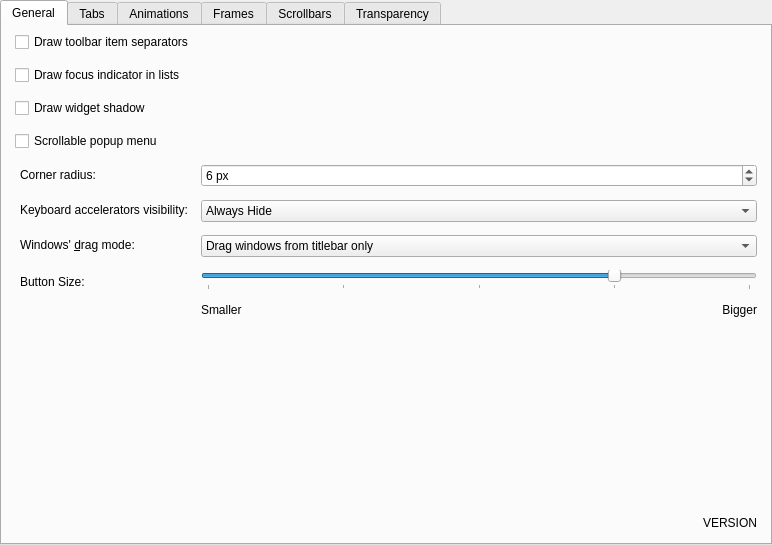
Qt form kstyle/config/ui/darklystyleconfig.ui (DeltaCopy/Darkly) before a commit.
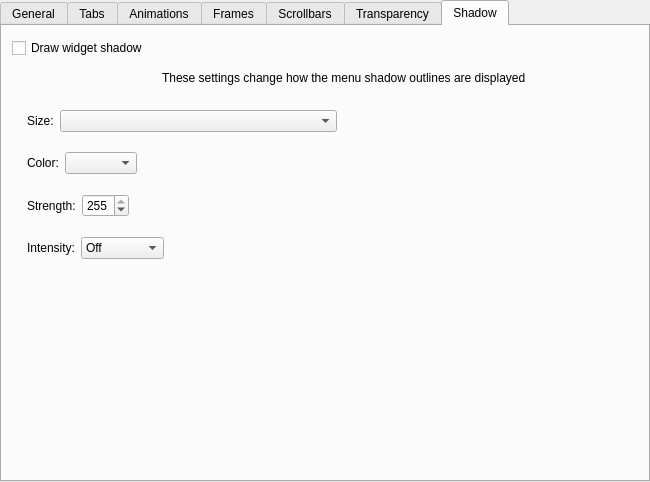
The same form after that commit. The open tabs and pages were chosen to show the change. Custom widgets are drawn as their Qt base class.

```diff
--- a/kstyle/config/ui/darklystyleconfig.ui
+++ b/kstyle/config/ui/darklystyleconfig.ui
@@ -6,8 +6,8 @@
    <rect>
     <x>0</x>
     <y>0</y>
-    <width>772</width>
-    <height>545</height>
+    <width>650</width>
+    <height>482</height>
    </rect>
   </property>
   <property name="sizePolicy">
@@ -16,6 +16,12 @@
     <verstretch>0</verstretch>
    </sizepolicy>
   </property>
+  <property name="minimumSize">
+   <size>
+    <width>650</width>
+    <height>0</height>
+   </size>
+  </property>
   <layout class="QVBoxLayout" name="verticalLayout_2">
    <property name="leftMargin">
     <number>0</number>
@@ -69,61 +75,170 @@
        <property name="spacing">
         <number>13</number>
        </property>
-       <item row="0" column="1">
-        <layout class="QVBoxLayout" name="verticalLayout_5">
+       <item row="3" column="0" colspan="3">
+        <layout class="QGridLayout" name="gridLayout_4">
          <property name="sizeConstraint">
-          <enum>QLayout::SizeConstraint::SetMaximumSize</enum>
+          <enum>QLayout::SizeConstraint::SetDefaultConstraint</enum>
          </property>
+         <item row="1" column="0">
+          <widget class="QLabel" name="label_2">
+           <property name="sizePolicy">
+            <sizepolicy hsizetype="Fixed" vsizetype="Preferred">
+             <horstretch>0</horstretch>
+             <verstretch>0</verstretch>
+            </sizepolicy>
+           </property>
+           <property name="text">
+            <string>Button Size:</string>
+           </property>
+           <property name="alignment">
+            <set>Qt::AlignmentFlag::AlignLeading|Qt::AlignmentFlag::AlignLeft|Qt::AlignmentFlag::AlignVCenter</set>
+           </property>
+          </widget>
+         </item>
+         <item row="2" column="1">
+          <layout class="QHBoxLayout" name="horizontalLayout_16">
+           <property name="sizeConstraint">
+            <enum>QLayout::SizeConstraint::SetDefaultConstraint</enum>
+           </property>
          <item>
-          <widget class="QCheckBox" name="_toolBarDrawItemSeparator">
+            <widget class="QLabel" name="label_4">
+             <property name="sizePolicy">
+              <sizepolicy hsizetype="Fixed" vsizetype="Fixed">
+               <horstretch>0</horstretch>
+               <verstretch>0</verstretch>
+              </sizepolicy>
+             </property>
            <property name="text">
-            <string>Draw toolbar item separators</string>
+              <string>Smaller</string>
            </property>
           </widget>
          </item>
          <item>
+            <spacer name="horizontalSpacer">
+             <property name="orientation">
+              <enum>Qt::Orientation::Horizontal</enum>
+             </property>
+             <property name="sizeHint" stdset="0">
+              <size>
+               <width>40</width>
+               <height>20</height>
+              </size>
+             </property>
+            </spacer>
+           </item>
+           <item>
+            <widget class="QLabel" name="label_3">
+             <property name="sizePolicy">
+              <sizepolicy hsizetype="Fixed" vsizetype="Fixed">
+               <horstretch>0</horstretch>
+               <verstretch>0</verstretch>
+              </sizepolicy>
+             </property>
+             <property name="text">
+              <string>Bigger</string>
+             </property>
+            </widget>
+           </item>
+          </layout>
+         </item>
+         <item row="1" column="1">
+          <widget class="QSlider" name="_buttonSize">
+           <property name="sizePolicy">
+            <sizepolicy hsizetype="Expanding" vsizetype="Fixed">
+             <horstretch>0</horstretch>
+             <verstretch>0</verstretch>
+            </sizepolicy>
+           </property>
+           <property name="minimum">
+            <number>-2</number>
+           </property>
+           <property name="maximum">
+            <number>6</number>
+           </property>
+           <property name="singleStep">
+            <number>1</number>
+           </property>
+           <property name="sliderPosition">
+            <number>4</number>
+           </property>
+           <property name="orientation">
+            <enum>Qt::Orientation::Horizontal</enum>
+           </property>
+           <property name="tickPosition">
+            <enum>QSlider::TickPosition::TicksBelow</enum>
+           </property>
+           <property name="tickInterval">
+            <number>2</number>
+           </property>
+          </widget>
+         </item>
+        </layout>
+       </item>
+       <item row="2" column="0" colspan="3">
           <widget class="QCheckBox" name="_viewDrawFocusIndicator">
            <property name="text">
             <string>Draw focus indicator in lists</string>
            </property>
           </widget>
          </item>
-         <item>
-          <widget class="QCheckBox" name="_widgetDrawShadow">
+       <item row="1" column="0" colspan="3">
+        <widget class="QCheckBox" name="_toolBarDrawItemSeparator">
            <property name="text">
-            <string>Draw widget shadow</string>
+          <string>Draw toolbar item separators</string>
            </property>
           </widget>
          </item>
-         <item>
+       <item row="54" column="2">
+        <widget class="QLabel" name="_versionNumber">
+         <property name="font">
+          <font>
+           <bold>true</bold>
+          </font>
+         </property>
+         <property name="layoutDirection">
+          <enum>Qt::LayoutDirection::RightToLeft</enum>
+         </property>
+         <property name="text">
+          <string>VERSION</string>
+         </property>
+         <property name="alignment">
+          <set>Qt::AlignmentFlag::AlignBottom|Qt::AlignmentFlag::AlignRight|Qt::AlignmentFlag::AlignTrailing</set>
+         </property>
+        </widget>
+       </item>
+       <item row="0" column="0" colspan="3">
           <widget class="QCheckBox" name="_scrollableMenu">
            <property name="text">
             <string>Scrollable popup menu</string>
            </property>
           </widget>
          </item>
+       <item row="51" column="0">
+        <layout class="QHBoxLayout" name="horizontalLayout_17">
          <item>
-          <layout class="QFormLayout" name="formLayout_4">
-           <property name="labelAlignment">
-            <set>Qt::AlignmentFlag::AlignLeading|Qt::AlignmentFlag::AlignLeft|Qt::AlignmentFlag::AlignVCenter</set>
+          <widget class="QLabel" name="label_12">
+           <property name="sizePolicy">
+            <sizepolicy hsizetype="Preferred" vsizetype="Preferred">
+             <horstretch>0</horstretch>
+             <verstretch>0</verstretch>
+            </sizepolicy>
            </property>
-           <item row="0" column="0">
-            <widget class="QLabel" name="_cornerRadiusLabel">
              <property name="text">
-              <string>Corner radius:</string>
+            <string>Corner Radius:</string>
              </property>
              <property name="alignment">
-              <set>Qt::AlignmentFlag::AlignBottom|Qt::AlignmentFlag::AlignLeading|Qt::AlignmentFlag::AlignLeft</set>
+            <set>Qt::AlignmentFlag::AlignLeading|Qt::AlignmentFlag::AlignLeft|Qt::AlignmentFlag::AlignVCenter</set>
              </property>
              <property name="indent">
               <number>5</number>
              </property>
             </widget>
            </item>
-           <item row="0" column="1">
+         <item>
             <widget class="QSpinBox" name="_cornerRadius">
              <property name="sizePolicy">
-              <sizepolicy hsizetype="MinimumExpanding" vsizetype="Fixed">
+            <sizepolicy hsizetype="Fixed" vsizetype="Fixed">
                <horstretch>0</horstretch>
                <verstretch>0</verstretch>
               </sizepolicy>
@@ -142,27 +257,47 @@
              </property>
             </widget>
            </item>
-           <item row="1" column="0">
+         <item>
+          <spacer name="horizontalSpacer_9">
+           <property name="orientation">
+            <enum>Qt::Orientation::Horizontal</enum>
+           </property>
+           <property name="sizeHint" stdset="0">
+            <size>
+             <width>40</width>
+             <height>20</height>
+            </size>
+           </property>
+          </spacer>
+         </item>
+        </layout>
+       </item>
+       <item row="52" column="0">
+        <layout class="QHBoxLayout" name="horizontalLayout_18">
+         <item>
             <widget class="QLabel" name="_mnemonicsLabel">
              <property name="text">
               <string>Keyboard accelerators visibility:</string>
              </property>
              <property name="alignment">
-              <set>Qt::AlignmentFlag::AlignBottom|Qt::AlignmentFlag::AlignLeading|Qt::AlignmentFlag::AlignLeft</set>
+            <set>Qt::AlignmentFlag::AlignLeading|Qt::AlignmentFlag::AlignLeft|Qt::AlignmentFlag::AlignVCenter</set>
              </property>
              <property name="indent">
               <number>5</number>
              </property>
             </widget>
            </item>
-           <item row="1" column="1">
+         <item>
             <widget class="QComboBox" name="_mnemonicsMode">
              <property name="sizePolicy">
-              <sizepolicy hsizetype="MinimumExpanding" vsizetype="Fixed">
+            <sizepolicy hsizetype="Fixed" vsizetype="Fixed">
                <horstretch>0</horstretch>
                <verstretch>0</verstretch>
               </sizepolicy>
              </property>
+           <property name="layoutDirection">
+            <enum>Qt::LayoutDirection::LeftToRight</enum>
+           </property>
              <item>
               <property name="text">
                <string>Always Hide</string>
@@ -180,7 +315,24 @@
              </item>
             </widget>
            </item>
-           <item row="2" column="0">
+         <item>
+          <spacer name="horizontalSpacer_12">
+           <property name="orientation">
+            <enum>Qt::Orientation::Horizontal</enum>
+           </property>
+           <property name="sizeHint" stdset="0">
+            <size>
+             <width>40</width>
+             <height>20</height>
+            </size>
+           </property>
+          </spacer>
+         </item>
+        </layout>
+       </item>
+       <item row="53" column="0">
+        <layout class="QHBoxLayout" name="horizontalLayout_19">
+         <item>
             <widget class="QLabel" name="_windowDragLabel">
              <property name="sizePolicy">
               <sizepolicy hsizetype="Preferred" vsizetype="Preferred">
@@ -192,7 +344,7 @@
               <string>Windows' &amp;drag mode:</string>
              </property>
              <property name="alignment">
-              <set>Qt::AlignmentFlag::AlignBottom|Qt::AlignmentFlag::AlignLeading|Qt::AlignmentFlag::AlignLeft</set>
+            <set>Qt::AlignmentFlag::AlignLeading|Qt::AlignmentFlag::AlignLeft|Qt::AlignmentFlag::AlignVCenter</set>
              </property>
              <property name="indent">
               <number>5</number>
@@ -202,108 +354,46 @@
              </property>
             </widget>
            </item>
-           <item row="2" column="1">
+         <item>
             <widget class="QComboBox" name="_windowDragMode">
              <property name="sizePolicy">
-              <sizepolicy hsizetype="MinimumExpanding" vsizetype="Fixed">
+            <sizepolicy hsizetype="Fixed" vsizetype="Fixed">
                <horstretch>0</horstretch>
                <verstretch>0</verstretch>
               </sizepolicy>
              </property>
+           <property name="sizeAdjustPolicy">
+            <enum>QComboBox::SizeAdjustPolicy::AdjustToContentsOnFirstShow</enum>
+           </property>
              <item>
               <property name="text">
-               <string>Drag windows from titlebar only</string>
+             <string>Titlebar only</string>
               </property>
              </item>
              <item>
               <property name="text">
-               <string>Drag windows from titlebar, menubar and toolbars</string>
+             <string>Titlebar, menubar and toolbars</string>
               </property>
              </item>
              <item>
               <property name="text">
-               <string>Drag windows from all empty areas</string>
+             <string>All empty areas</string>
               </property>
              </item>
             </widget>
            </item>
-           <item row="3" column="0">
-            <widget class="QLabel" name="label_2">
-             <property name="layoutDirection">
-              <enum>Qt::LayoutDirection::LeftToRight</enum>
-             </property>
-             <property name="text">
-              <string>Button Size:</string>
-             </property>
-             <property name="indent">
-              <number>5</number>
-             </property>
-            </widget>
-           </item>
-           <item row="3" column="1">
-            <layout class="QFormLayout" name="formLayout_2">
-             <item row="0" column="0" colspan="2">
-              <widget class="QSlider" name="_buttonSize">
-               <property name="minimum">
-                <number>-2</number>
-               </property>
-               <property name="maximum">
-                <number>6</number>
-               </property>
-               <property name="singleStep">
-                <number>1</number>
-               </property>
-               <property name="sliderPosition">
-                <number>4</number>
-               </property>
+         <item>
+          <spacer name="horizontalSpacer_7">
                <property name="orientation">
                 <enum>Qt::Orientation::Horizontal</enum>
                </property>
-               <property name="tickPosition">
-                <enum>QSlider::TickPosition::TicksBelow</enum>
-               </property>
-               <property name="tickInterval">
-                <number>2</number>
-               </property>
-              </widget>
-             </item>
-             <item row="1" column="0" colspan="2">
-              <layout class="QHBoxLayout" name="horizontalLayout_4">
-               <item>
-                <widget class="QLabel" name="label_3">
-                 <property name="text">
-                  <string>Smaller</string>
-                 </property>
-                </widget>
-               </item>
-               <item>
-                <widget class="QLabel" name="label_4">
-                 <property name="text">
-                  <string>Bigger</string>
-                 </property>
-                 <property name="alignment">
-                  <set>Qt::AlignmentFlag::AlignRight|Qt::AlignmentFlag::AlignTrailing|Qt::AlignmentFlag::AlignVCenter</set>
-                 </property>
-                </widget>
-               </item>
-              </layout>
-             </item>
-            </layout>
-           </item>
-          </layout>
-         </item>
-         <item>
-          <widget class="QLabel" name="_versionNumber">
-           <property name="layoutDirection">
-            <enum>Qt::LayoutDirection::RightToLeft</enum>
-           </property>
-           <property name="text">
-            <string>VERSION</string>
-           </property>
-           <property name="alignment">
-            <set>Qt::AlignmentFlag::AlignBottom|Qt::AlignmentFlag::AlignRight|Qt::AlignmentFlag::AlignTrailing</set>
-           </property>
-          </widget>
+           <property name="sizeHint" stdset="0">
+            <size>
+             <width>40</width>
+             <height>20</height>
+            </size>
+           </property>
+          </spacer>
          </item>
         </layout>
        </item>
@@ -558,9 +648,24 @@
            </property>
           </widget>
          </item>
+        </layout>
+       </item>
+       <item row="3" column="0">
+        <spacer name="verticalSpacer_5">
+         <property name="orientation">
+          <enum>Qt::Orientation::Vertical</enum>
+         </property>
+         <property name="sizeHint" stdset="0">
+          <size>
+           <width>20</width>
+           <height>40</height>
+          </size>
+         </property>
+        </spacer>
+       </item>
+       <item row="2" column="0">
+        <layout class="QHBoxLayout" name="horizontalLayout_15">
          <item>
-          <layout class="QFormLayout" name="formLayout_3">
-           <item row="0" column="0">
             <widget class="QLabel" name="_animationsDurationLabel">
              <property name="enabled">
               <bool>false</bool>
@@ -569,7 +674,7 @@
               <string>A&amp;nimations duration:</string>
              </property>
              <property name="alignment">
-              <set>Qt::AlignmentFlag::AlignBottom|Qt::AlignmentFlag::AlignRight|Qt::AlignmentFlag::AlignTrailing</set>
+            <set>Qt::AlignmentFlag::AlignLeading|Qt::AlignmentFlag::AlignLeft|Qt::AlignmentFlag::AlignVCenter</set>
              </property>
              <property name="indent">
               <number>5</number>
@@ -579,13 +684,13 @@
              </property>
             </widget>
            </item>
-           <item row="0" column="1">
+         <item>
             <widget class="QSpinBox" name="_animationsDuration">
              <property name="enabled">
               <bool>false</bool>
              </property>
              <property name="sizePolicy">
-              <sizepolicy hsizetype="MinimumExpanding" vsizetype="Fixed">
+            <sizepolicy hsizetype="Preferred" vsizetype="Fixed">
                <horstretch>0</horstretch>
                <verstretch>0</verstretch>
               </sizepolicy>
@@ -598,7 +703,18 @@
              </property>
             </widget>
            </item>
-          </layout>
+         <item>
+          <spacer name="horizontalSpacer_4">
+           <property name="orientation">
+            <enum>Qt::Orientation::Horizontal</enum>
+           </property>
+           <property name="sizeHint" stdset="0">
+            <size>
+             <width>40</width>
+             <height>20</height>
+            </size>
+           </property>
+          </spacer>
          </item>
         </layout>
        </item>
@@ -699,56 +815,47 @@
       <attribute name="title">
        <string>Scrollbars</string>
       </attribute>
-      <layout class="QGridLayout" name="gridLayout_6">
+      <layout class="QGridLayout" name="gridLayout_6" rowstretch="0,0,0,0" columnstretch="0">
        <property name="leftMargin">
         <number>13</number>
        </property>
+       <property name="rightMargin">
+        <number>13</number>
+       </property>
+       <property name="bottomMargin">
+        <number>13</number>
+       </property>
+       <property name="spacing">
+        <number>13</number>
+       </property>
        <item row="0" column="0">
-        <layout class="QVBoxLayout" name="verticalLayout_7">
-         <property name="leftMargin">
-          <number>2</number>
-         </property>
-         <item>
           <widget class="QCheckBox" name="_renderThinSeperatorBetweenTheScrollBar">
+         <property name="sizePolicy">
+          <sizepolicy hsizetype="Minimum" vsizetype="Fixed">
+           <horstretch>0</horstretch>
+           <verstretch>0</verstretch>
+          </sizepolicy>
+         </property>
            <property name="text">
             <string>Render a thin separator between the scrollbar</string>
            </property>
           </widget>
          </item>
+       <item row="2" column="0">
+        <layout class="QHBoxLayout" name="horizontalLayout_12">
          <item>
-          <layout class="QFormLayout" name="formLayout">
-           <item row="1" column="1">
-            <widget class="QComboBox" name="_scrollBarAddLineButtons">
-             <property name="sizePolicy">
-              <sizepolicy hsizetype="MinimumExpanding" vsizetype="Fixed">
-               <horstretch>0</horstretch>
-               <verstretch>0</verstretch>
-              </sizepolicy>
-             </property>
-             <item>
-              <property name="text">
-               <string>No Buttons</string>
-              </property>
-             </item>
-             <item>
-              <property name="text">
-               <string>One Button</string>
-              </property>
-             </item>
-             <item>
-              <property name="text">
-               <string>Two Buttons</string>
-              </property>
-             </item>
-            </widget>
-           </item>
-           <item row="1" column="0">
             <widget class="QLabel" name="_scrollBarAddLineLabel">
+           <property name="sizePolicy">
+            <sizepolicy hsizetype="Fixed" vsizetype="Fixed">
+             <horstretch>0</horstretch>
+             <verstretch>0</verstretch>
+            </sizepolicy>
+           </property>
              <property name="text">
               <string>Bottom arrow button t&amp;ype:</string>
              </property>
              <property name="alignment">
-              <set>Qt::AlignmentFlag::AlignBottom|Qt::AlignmentFlag::AlignLeading|Qt::AlignmentFlag::AlignLeft</set>
+            <set>Qt::AlignmentFlag::AlignRight|Qt::AlignmentFlag::AlignTrailing|Qt::AlignmentFlag::AlignVCenter</set>
              </property>
              <property name="indent">
               <number>5</number>
@@ -758,10 +865,10 @@
              </property>
             </widget>
            </item>
-           <item row="0" column="1">
-            <widget class="QComboBox" name="_scrollBarSubLineButtons">
+         <item>
+          <widget class="QComboBox" name="_scrollBarAddLineButtons">
              <property name="sizePolicy">
-              <sizepolicy hsizetype="MinimumExpanding" vsizetype="Fixed">
+            <sizepolicy hsizetype="Fixed" vsizetype="Fixed">
                <horstretch>0</horstretch>
                <verstretch>0</verstretch>
               </sizepolicy>
@@ -783,26 +890,95 @@
              </item>
             </widget>
            </item>
-           <item row="0" column="0">
+         <item>
+          <spacer name="horizontalSpacer_3">
+           <property name="orientation">
+            <enum>Qt::Orientation::Horizontal</enum>
+           </property>
+           <property name="sizeHint" stdset="0">
+            <size>
+             <width>40</width>
+             <height>20</height>
+            </size>
+           </property>
+          </spacer>
+         </item>
+        </layout>
+       </item>
+       <item row="1" column="0">
+        <layout class="QHBoxLayout" name="horizontalLayout_4">
+         <item>
             <widget class="QLabel" name="_scrollBarSubLineLabel">
+           <property name="sizePolicy">
+            <sizepolicy hsizetype="Fixed" vsizetype="Fixed">
+             <horstretch>0</horstretch>
+             <verstretch>0</verstretch>
+            </sizepolicy>
+           </property>
              <property name="text">
               <string>&amp;Top arrow button type:       </string>
              </property>
              <property name="alignment">
-              <set>Qt::AlignmentFlag::AlignBottom|Qt::AlignmentFlag::AlignLeading|Qt::AlignmentFlag::AlignLeft</set>
-             </property>
-             <property name="indent">
-              <number>5</number>
+            <set>Qt::AlignmentFlag::AlignRight|Qt::AlignmentFlag::AlignTrailing|Qt::AlignmentFlag::AlignVCenter</set>
              </property>
              <property name="buddy">
               <cstring>_scrollBarSubLineButtons</cstring>
              </property>
             </widget>
            </item>
-          </layout>
-         </item>
+         <item>
+          <widget class="QComboBox" name="_scrollBarSubLineButtons">
+           <property name="sizePolicy">
+            <sizepolicy hsizetype="Fixed" vsizetype="Fixed">
+             <horstretch>0</horstretch>
+             <verstretch>0</verstretch>
+            </sizepolicy>
+           </property>
+           <item>
+            <property name="text">
+             <string>No Buttons</string>
+            </property>
+           </item>
+           <item>
+            <property name="text">
+             <string>One Button</string>
+            </property>
+           </item>
+           <item>
+            <property name="text">
+             <string>Two Buttons</string>
+            </property>
+           </item>
+          </widget>
+         </item>
+         <item>
+          <spacer name="horizontalSpacer_2">
+           <property name="orientation">
+            <enum>Qt::Orientation::Horizontal</enum>
+           </property>
+           <property name="sizeHint" stdset="0">
+            <size>
+             <width>40</width>
+             <height>20</height>
+            </size>
+           </property>
+          </spacer>
+         </item>
         </layout>
        </item>
+       <item row="3" column="0">
+        <spacer name="verticalSpacer_4">
+         <property name="orientation">
+          <enum>Qt::Orientation::Vertical</enum>
+         </property>
+         <property name="sizeHint" stdset="0">
+          <size>
+           <width>20</width>
+           <height>40</height>
+          </size>
+         </property>
+        </spacer>
+       </item>
       </layout>
      </widget>
      <widget class="QWidget" name="Transparency">
@@ -1163,6 +1339,268 @@
        </item>
       </layout>
      </widget>
+     <widget class="QWidget" name="Shadow">
+      <attribute name="title">
+       <string>Shadow</string>
+      </attribute>
+      <widget class="QCheckBox" name="_widgetDrawShadow">
+       <property name="geometry">
+        <rect>
+         <x>10</x>
+         <y>10</y>
+         <width>339</width>
+         <height>24</height>
+        </rect>
+       </property>
+       <property name="text">
+        <string>Draw widget shadow</string>
+       </property>
+      </widget>
+      <widget class="QFrame" name="frame">
+       <property name="geometry">
+        <rect>
+         <x>10</x>
+         <y>40</y>
+         <width>611</width>
+         <height>231</height>
+        </rect>
+       </property>
+       <property name="frameShape">
+        <enum>QFrame::Shape::NoFrame</enum>
+       </property>
+       <property name="frameShadow">
+        <enum>QFrame::Shadow::Plain</enum>
+       </property>
+       <widget class="QLabel" name="label_16">
+        <property name="geometry">
+         <rect>
+          <x>150</x>
+          <y>4</y>
+          <width>401</width>
+          <height>16</height>
+         </rect>
+        </property>
+        <property name="frameShape">
+         <enum>QFrame::Shape::NoFrame</enum>
+        </property>
+        <property name="text">
+         <string>These settings change how the menu shadow outlines are displayed</string>
+        </property>
+       </widget>
+       <widget class="QWidget" name="gridLayoutWidget">
+        <property name="geometry">
+         <rect>
+          <x>10</x>
+          <y>30</y>
+          <width>591</width>
+          <height>178</height>
+         </rect>
+        </property>
+        <layout class="QGridLayout" name="gridLayout_3">
+         <item row="0" column="0">
+          <layout class="QHBoxLayout" name="horizontalLayout_21">
+           <item>
+            <widget class="QLabel" name="label_13">
+             <property name="sizePolicy">
+              <sizepolicy hsizetype="Fixed" vsizetype="Fixed">
+               <horstretch>0</horstretch>
+               <verstretch>0</verstretch>
+              </sizepolicy>
+             </property>
+             <property name="text">
+              <string>Size:</string>
+             </property>
+             <property name="alignment">
+              <set>Qt::AlignmentFlag::AlignLeading|Qt::AlignmentFlag::AlignLeft|Qt::AlignmentFlag::AlignVCenter</set>
+             </property>
+             <property name="indent">
+              <number>5</number>
+             </property>
+            </widget>
+           </item>
+           <item>
+            <widget class="QComboBox" name="_shadowSize">
+             <property name="sizePolicy">
+              <sizepolicy hsizetype="Expanding" vsizetype="Fixed">
+               <horstretch>0</horstretch>
+               <verstretch>0</verstretch>
+              </sizepolicy>
+             </property>
+             <property name="currentIndex">
+              <number>3</number>
+             </property>
+            </widget>
+           </item>
+           <item>
+            <spacer name="horizontalSpacer_10">
+             <property name="orientation">
+              <enum>Qt::Orientation::Horizontal</enum>
+             </property>
+             <property name="sizeHint" stdset="0">
+              <size>
+               <width>40</width>
+               <height>20</height>
+              </size>
+             </property>
+            </spacer>
+           </item>
+          </layout>
+         </item>
+         <item row="2" column="0">
+          <layout class="QHBoxLayout" name="horizontalLayout_13">
+           <item>
+            <widget class="QLabel" name="label_15">
+             <property name="text">
+              <string>Strength:</string>
+             </property>
+             <property name="indent">
+              <number>5</number>
+             </property>
+            </widget>
+           </item>
+           <item>
+            <widget class="QSpinBox" name="_shadowStrength">
+             <property name="minimum">
+              <number>25</number>
+             </property>
+             <property name="maximum">
+              <number>255</number>
+             </property>
+             <property name="value">
+              <number>255</number>
+             </property>
+            </widget>
+           </item>
+           <item>
+            <spacer name="horizontalSpacer_6">
+             <property name="orientation">
+              <enum>Qt::Orientation::Horizontal</enum>
+             </property>
+             <property name="sizeHint" stdset="0">
+              <size>
+               <width>40</width>
+               <height>20</height>
+              </size>
+             </property>
+            </spacer>
+           </item>
+          </layout>
+         </item>
+         <item row="1" column="0">
+          <layout class="QHBoxLayout" name="horizontalLayout_14">
+           <item>
+            <widget class="QLabel" name="label_14">
+             <property name="sizePolicy">
+              <sizepolicy hsizetype="Preferred" vsizetype="Preferred">
+               <horstretch>0</horstretch>
+               <verstretch>0</verstretch>
+              </sizepolicy>
+             </property>
+             <property name="text">
+              <string>Color:</string>
+             </property>
+             <property name="alignment">
+              <set>Qt::AlignmentFlag::AlignLeading|Qt::AlignmentFlag::AlignLeft|Qt::AlignmentFlag::AlignVCenter</set>
+             </property>
+             <property name="indent">
+              <number>5</number>
+             </property>
+            </widget>
+           </item>
+           <item>
+            <widget class="KColorCombo" name="_shadowColor">
+             <property name="sizePolicy">
+              <sizepolicy hsizetype="Fixed" vsizetype="Fixed">
+               <horstretch>0</horstretch>
+               <verstretch>0</verstretch>
+              </sizepolicy>
+             </property>
+            </widget>
+           </item>
+           <item>
+            <spacer name="horizontalSpacer_8">
+             <property name="orientation">
+              <enum>Qt::Orientation::Horizontal</enum>
+             </property>
+             <property name="sizeHint" stdset="0">
+              <size>
+               <width>40</width>
+               <height>20</height>
+              </size>
+             </property>
+            </spacer>
+           </item>
+          </layout>
+         </item>
+         <item row="3" column="0">
+          <layout class="QHBoxLayout" name="horizontalLayout_20">
+           <item>
+            <widget class="QLabel" name="label_17">
+             <property name="sizePolicy">
+              <sizepolicy hsizetype="Fixed" vsizetype="Preferred">
+               <horstretch>0</horstretch>
+               <verstretch>0</verstretch>
+              </sizepolicy>
+             </property>
+             <property name="text">
+              <string>Intensity:</string>
+             </property>
+             <property name="alignment">
+              <set>Qt::AlignmentFlag::AlignLeading|Qt::AlignmentFlag::AlignLeft|Qt::AlignmentFlag::AlignVCenter</set>
+             </property>
+             <property name="indent">
+              <number>5</number>
+             </property>
+            </widget>
+           </item>
+           <item>
+            <widget class="QComboBox" name="_shadowIntensity">
+             <item>
+              <property name="text">
+               <string>Off</string>
+              </property>
+             </item>
+             <item>
+              <property name="text">
+               <string>Low</string>
+              </property>
+             </item>
+             <item>
+              <property name="text">
+               <string>Medium</string>
+              </property>
+             </item>
+             <item>
+              <property name="text">
+               <string>High</string>
+              </property>
+             </item>
+             <item>
+              <property name="text">
+               <string>Maximum</string>
+              </property>
+             </item>
+            </widget>
+           </item>
+           <item>
+            <spacer name="horizontalSpacer_5">
+             <property name="orientation">
+              <enum>Qt::Orientation::Horizontal</enum>
+             </property>
+             <property name="sizeHint" stdset="0">
+              <size>
+               <width>40</width>
+               <height>20</height>
+              </size>
+             </property>
+            </spacer>
+           </item>
+          </layout>
+         </item>
+        </layout>
+       </widget>
+      </widget>
+     </widget>
     </widget>
    </item>
   </layout>
@@ -1173,6 +1611,11 @@
    <extends>QPushButton</extends>
    <header>kcolorbutton.h</header>
   </customwidget>
+  <customwidget>
+   <class>KColorCombo</class>
+   <extends>QComboBox</extends>
+   <header>kcolorcombo.h</header>
+  </customwidget>
  </customwidgets>
  <resources/>
  <connections>
```
Lines whose indentation alone changed are shown as unchanged.
